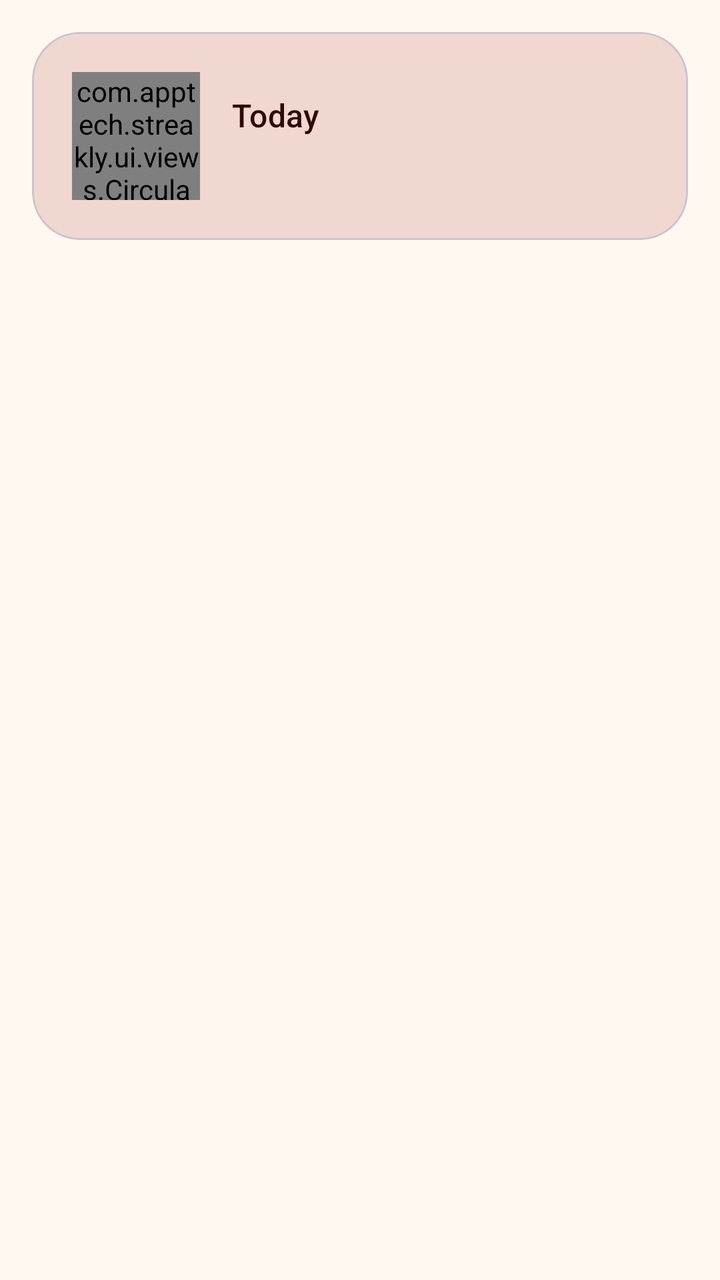
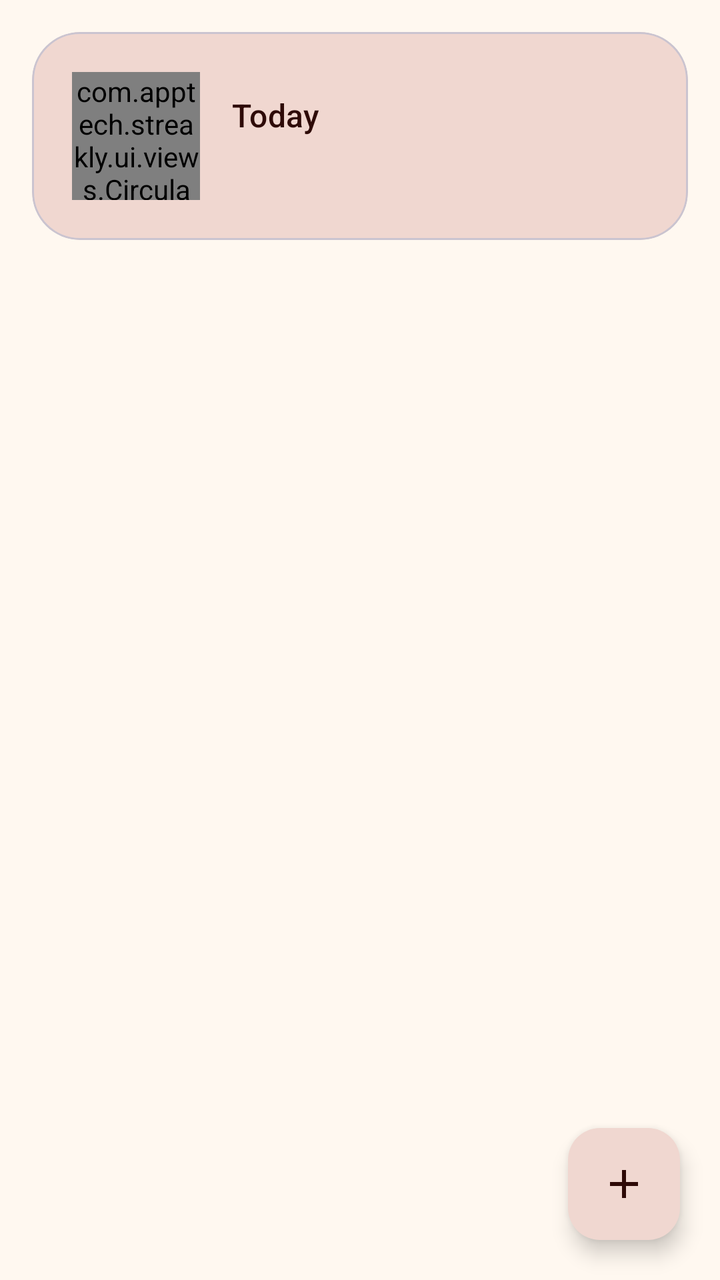

Screens rendered from an Android XML layout before and after an edit, with the pre-edit source and the edit as a unified diff.
<!-- AndroidManifest.xml: application theme Theme.Streakly -->
<!-- res/layout/fragment_today.xml -->
<?xml version="1.0" encoding="utf-8"?>
<androidx.constraintlayout.widget.ConstraintLayout xmlns:android="http://schemas.android.com/apk/res/android"
    xmlns:app="http://schemas.android.com/apk/res-auto"
    android:layout_width="match_parent"
    android:layout_height="match_parent"
    android:background="?attr/colorSurface">

    <com.google.android.material.card.MaterialCardView
        android:id="@+id/header_card"
        android:layout_width="0dp"
        android:layout_height="wrap_content"
        android:layout_marginStart="16dp"
        android:layout_marginTop="16dp"
        android:layout_marginEnd="16dp"
        app:cardCornerRadius="24dp"
        app:cardElevation="0dp"
        app:cardBackgroundColor="?attr/colorPrimaryContainer"
        app:layout_constraintTop_toTopOf="parent"
        app:layout_constraintStart_toStartOf="parent"
        app:layout_constraintEnd_toEndOf="parent">

        <LinearLayout
            android:layout_width="match_parent"
            android:layout_height="wrap_content"
            android:orientation="horizontal"
            android:padding="20dp"
            android:gravity="center_vertical">

            <com.apptech.streakly.ui.views.CircularProgressView
                android:id="@+id/today_progress_ring"
                android:layout_width="64dp"
                android:layout_height="64dp" />

            <LinearLayout
                android:layout_width="0dp"
                android:layout_height="wrap_content"
                android:layout_weight="1"
                android:layout_marginStart="16dp"
                android:orientation="vertical">

                <TextView
                    android:id="@+id/today_date_text"
                    style="?attr/textAppearanceTitleMedium"
                    android:textColor="?attr/colorOnPrimaryContainer"
                    android:layout_width="wrap_content"
                    android:layout_height="wrap_content"
                    android:text="@string/today_title" />

                <TextView
                    android:id="@+id/today_completion_text"
                    style="?attr/textAppearanceBodyMedium"
                    android:textColor="?attr/colorOnPrimaryContainer"
                    android:layout_width="wrap_content"
                    android:layout_height="wrap_content"
                    android:layout_marginTop="2dp" />
            </LinearLayout>
        </LinearLayout>
    </com.google.android.material.card.MaterialCardView>

    <androidx.recyclerview.widget.RecyclerView
        android:id="@+id/habit_recycler"
        android:layout_width="0dp"
        android:layout_height="0dp"
        android:clipToPadding="false"
        android:paddingBottom="88dp"
        app:layout_constraintTop_toBottomOf="@id/header_card"
        app:layout_constraintStart_toStartOf="parent"
        app:layout_constraintEnd_toEndOf="parent"
        app:layout_constraintBottom_toBottomOf="parent" />

    <LinearLayout
        android:id="@+id/empty_state"
        android:layout_width="0dp"
        android:layout_height="0dp"
        android:orientation="vertical"
        android:gravity="center"
        android:visibility="gone"
        app:layout_constraintTop_toBottomOf="@id/header_card"
        app:layout_constraintStart_toStartOf="parent"
        app:layout_constraintEnd_toEndOf="parent"
        app:layout_constraintBottom_toBottomOf="parent">

        <TextView
            style="?attr/textAppearanceTitleLarge"
            android:layout_width="wrap_content"
            android:layout_height="wrap_content"
            android:text="@string/today_empty_title" />

        <TextView
            style="?attr/textAppearanceBodyMedium"
            android:textColor="?attr/colorOnSurfaceVariant"
            android:layout_width="wrap_content"
            android:layout_height="wrap_content"
            android:layout_marginTop="8dp"
            android:text="@string/today_empty_subtitle" />
    </LinearLayout>

    <com.apptech.streakly.ui.views.ConfettiView
        android:id="@+id/confetti_view"
        android:layout_width="0dp"
        android:layout_height="0dp"
        android:visibility="gone"
        app:layout_constraintTop_toTopOf="parent"
        app:layout_constraintStart_toStartOf="parent"
        app:layout_constraintEnd_toEndOf="parent"
        app:layout_constraintBottom_toBottomOf="parent" />

</androidx.constraintlayout.widget.ConstraintLayout>
<!-- resources referenced by this layout -->
<resources>
  <string name="today_empty_subtitle">Tap + to add your first habit</string>
  <string name="today_empty_title">No habits yet</string>
  <string name="today_title">Today</string>
  <style name="Theme.Streakly" parent="Theme.Material3.DayNight.NoActionBar">
          <item name="colorPrimary">@color/md_primary</item>
          <item name="colorOnPrimary">@color/md_on_primary</item>
          <item name="colorPrimaryContainer">@color/md_primary_container</item>
          <item name="colorOnPrimaryContainer">@color/md_on_primary_container</item>
  
          <item name="colorSecondary">@color/md_secondary</item>
          <item name="colorSecondaryContainer">@color/md_secondary_container</item>
  
          <item name="android:colorBackground">@color/md_background</item>
          <item name="colorSurface">@color/md_surface</item>
          <item name="colorSurfaceVariant">@color/md_surface_variant</item>
          <item name="colorSurfaceContainer">@color/md_surface_container</item>
          <item name="colorOnSurface">@color/md_on_surface</item>
          <item name="colorOnSurfaceVariant">@color/md_on_surface_variant</item>
          <item name="colorOutline">@color/md_outline</item>
  
          <item name="android:statusBarColor" tools:targetApi="21">@android:color/transparent</item>
          <item name="android:navigationBarColor" tools:targetApi="21">@android:color/transparent</item>
          <item name="android:windowLightStatusBar" tools:targetApi="23">true</item>
      </style>
  <color name="md_primary">#92140C</color>
  <color name="md_on_primary">#FFF8F0</color>
  <color name="md_primary_container">#F0D7D0</color>
  <color name="md_on_primary_container">#2E0A07</color>
  <color name="md_secondary">#1E1E24</color>
  <color name="md_secondary_container">#E4E3E6</color>
  <color name="md_background">#FFF8F0</color>
  <color name="md_surface">#FFF8F0</color>
  <color name="md_surface_variant">#EAE6E3</color>
  <color name="md_surface_container">#F2ECE8</color>
  <color name="md_on_surface">#1E1E24</color>
  <color name="md_on_surface_variant">#5C5650</color>
  <color name="md_outline">#8A827A</color>
</resources>

<!-- the commit's change to res/layout/fragment_today.xml (unified diff, before → after) -->
@@ -95,6 +95,17 @@
             android:text="@string/today_empty_subtitle" />
     </LinearLayout>
 
+    <com.google.android.material.floatingactionbutton.FloatingActionButton
+        android:id="@+id/fab_add_habit"
+        android:layout_width="wrap_content"
+        android:layout_height="wrap_content"
+        android:layout_marginEnd="20dp"
+        android:layout_marginBottom="20dp"
+        android:contentDescription="@string/add_habit_title"
+        app:srcCompat="@drawable/ic_add"
+        app:layout_constraintEnd_toEndOf="parent"
+        app:layout_constraintBottom_toBottomOf="parent" />
+
     <com.apptech.streakly.ui.views.ConfettiView
         android:id="@+id/confetti_view"
         android:layout_width="0dp"
<!-- resource entries referenced after the edit -->
@@ -1,5 +1,18 @@
 <!-- resources referenced by this layout -->
 <resources>
+  <!-- drawable ic_add (drawable) -->
+  <?xml version="1.0" encoding="utf-8"?>
+  <vector xmlns:android="http://schemas.android.com/apk/res/android"
+      android:width="24dp"
+      android:height="24dp"
+      android:viewportWidth="24"
+      android:viewportHeight="24"
+      android:tint="?attr/colorOnPrimary">
+      <path
+          android:fillColor="#FF000000"
+          android:pathData="M19,13h-6v6h-2v-6H5v-2h6V5h2v6h6v2z" />
+  </vector>
+  <string name="add_habit_title">New Habit</string>
   <string name="today_empty_subtitle">Tap + to add your first habit</string>
   <string name="today_empty_title">No habits yet</string>
   <string name="today_title">Today</string>
